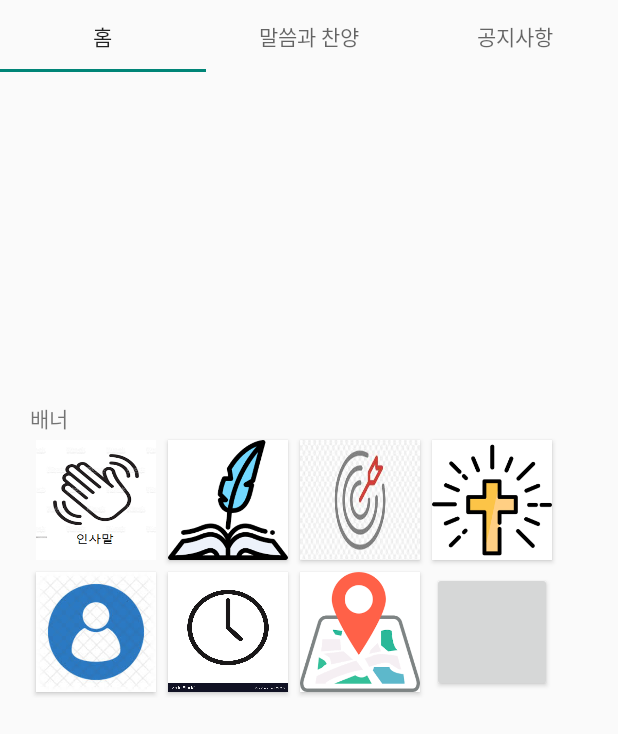
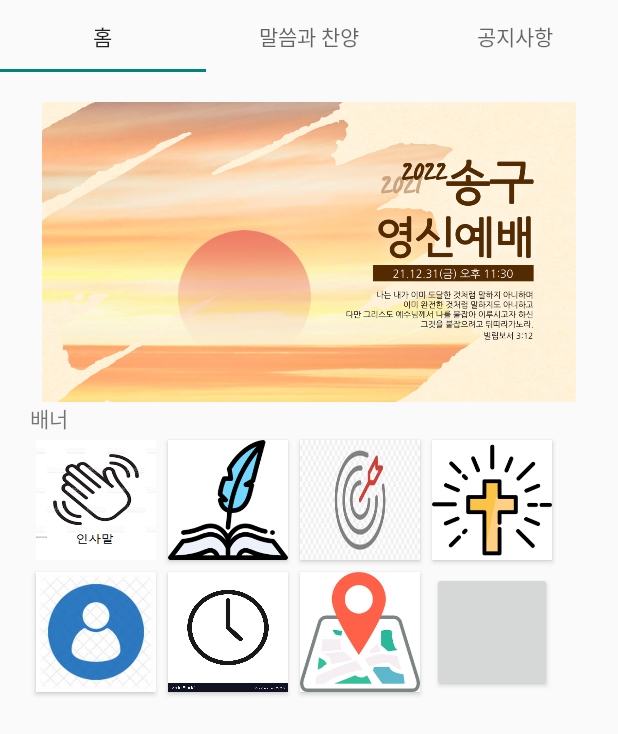
Before and after one commit to KIMHAUN/kbbbc_20211227, an Android app: the screen it shows after launch (MainActivity), on a phone screen of 412 x 824 dp. Shown: the top 734 px of the screen. Run offline under Robolectric (Android 15) with nearby library versions, the phone set to English and light mode, and no system bars.

Commit message:
배너 손으로 당겨서만 슬라이드됨

```diff
--- /dev/null
+++ b/app/src/main/java/adapters/ViewPagerAdapter.kt
@@ -0,0 +1,32 @@
+package adapters
+
+import android.view.LayoutInflater
+import android.view.ViewGroup
+import androidx.fragment.app.Fragment
+import androidx.fragment.app.FragmentActivity
+import androidx.recyclerview.widget.RecyclerView
+import androidx.viewpager2.adapter.FragmentStateAdapter
+import fragments.HomeFragment
+import fragments.WorshipFragment
+import kotlinx.android.synthetic.main.banner_list_item.view.*
+import kotlinx.android.synthetic.main.fragment_home.view.*
+import kr.co.haun.kbbbc_20211227.R
+
+
+class ViewPagerAdapter(bannerList: ArrayList<Int>) : RecyclerView.Adapter<ViewPagerAdapter.PagerViewHolder>() {
+    var item = bannerList
+
+    override fun onCreateViewHolder(parent: ViewGroup, viewType: Int) = PagerViewHolder((parent))
+
+    override fun getItemCount(): Int = item.size
+
+    override fun onBindViewHolder(holder: PagerViewHolder, position: Int) {
+        holder.idol.setImageResource(item[position])
+    }
+
+    inner class PagerViewHolder(parent: ViewGroup) : RecyclerView.ViewHolder
+    (LayoutInflater.from(parent.context).inflate(R.layout.banner_list_item, parent, false)) {
+
+        val idol = itemView.img_slide_image!!
+    }
+}
--- a/app/src/main/java/fragments/HomeFragment.kt
+++ b/app/src/main/java/fragments/HomeFragment.kt
@@ -1,25 +1,46 @@
 package fragments
 
+import adapters.ViewPagerAdapter
 import android.os.Bundle
 import android.view.LayoutInflater
 import android.view.View
 import android.view.ViewGroup
 import androidx.fragment.app.Fragment
-import androidx.viewpager2.adapter.FragmentStateAdapter
+import androidx.viewpager2.widget.ViewPager2
+import com.google.android.material.tabs.TabLayout
+import com.google.android.material.tabs.TabLayoutMediator
 import kotlinx.android.synthetic.main.fragment_home.*
 import kr.co.haun.kbbbc_20211227.R
 
+
 class HomeFragment: Fragment() {
 
+
+
+    override fun onCreate(savedInstanceState: Bundle?) {
+        super.onCreate(savedInstanceState)
+        //setContentView(R.layout.fragment_home)
+
+
+    }
+
     override fun onCreateView(
-        inflater: LayoutInflater,
-        container: ViewGroup?,
-        savedInstanceState: Bundle?
+            inflater: LayoutInflater,
+            container: ViewGroup?,
+            savedInstanceState: Bundle?
     ): View? {
         return inflater.inflate(R.layout.fragment_home, container, false)
     }
 
     override fun onActivityCreated(savedInstanceState: Bundle?) {
         super.onActivityCreated(savedInstanceState)
+
+        banner.adapter = ViewPagerAdapter(getBannerList()) // 어댑터 생성
+        banner.orientation = ViewPager2.ORIENTATION_HORIZONTAL // 방향을 가로로
+    }
+
+    // 뷰 페이저에 들어갈 아이템
+    private fun getBannerList(): ArrayList<Int> {
+        return arrayListOf<Int>(R.drawable.banner_1, R.drawable.banner_2, R.drawable.banner_3)
     }
 }
--- a/app/src/main/res/layout/activity_splash.xml
+++ b/app/src/main/res/layout/activity_splash.xml
@@ -9,6 +9,7 @@
         android:id="@+id/loading_image"
         android:layout_width="wrap_content"
         android:layout_height="wrap_content"
+        android:layout_gravity="center"
         app:lottie_autoPlay="true"
         app:lottie_loop="true"
         app:lottie_rawRes="@raw/loading"
--- a/app/src/main/res/layout/fragment_home.xml
+++ b/app/src/main/res/layout/fragment_home.xml
@@ -7,11 +7,9 @@
     android:padding="20dp">
 
     <androidx.viewpager2.widget.ViewPager2
-        android:id="@+id/viewPager_banner"
+        android:id="@+id/banner"
         android:layout_width="match_parent"
         android:layout_height="200dp"/>
-
-
 
     <TextView
         android:layout_width="match_parent"
```
